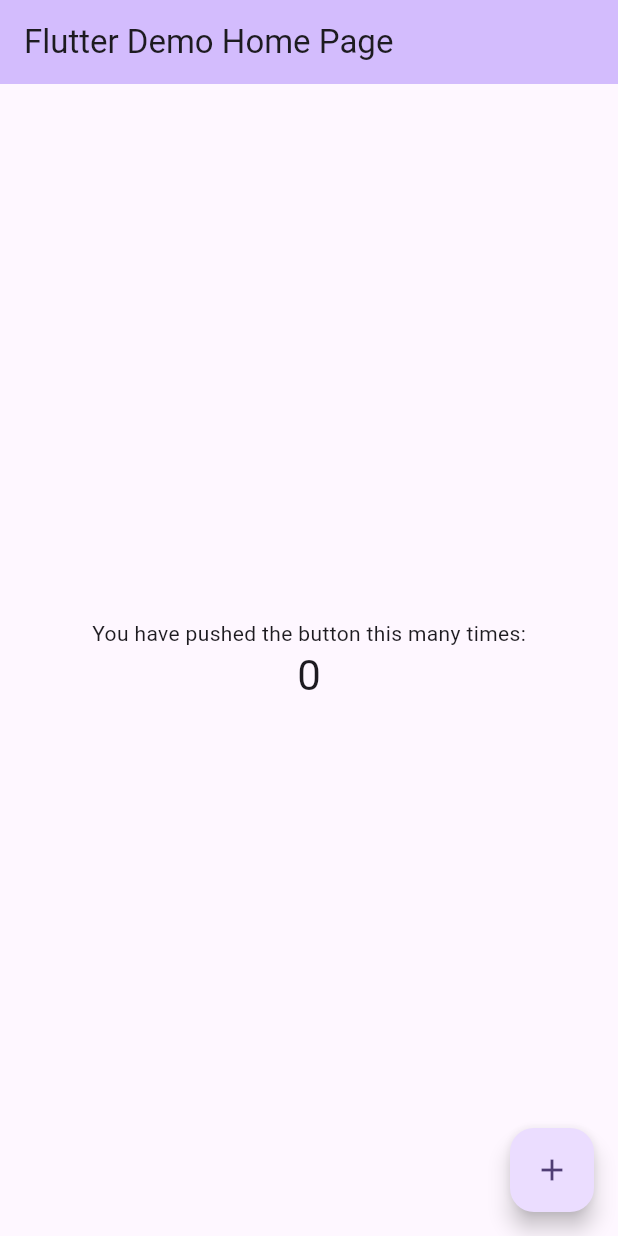
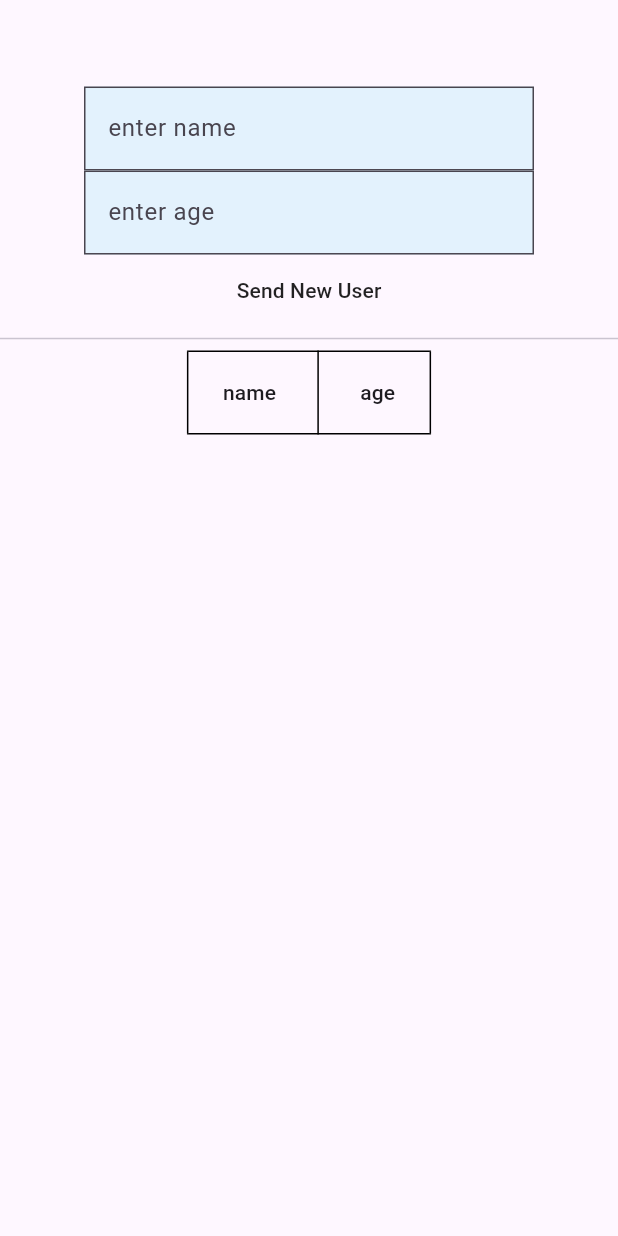
Before and after one commit to Abd-Ulrahman-nesreen/user_maneger, a Flutter app: the screen it shows after launch, on a phone screen of 412 x 824 dp. Run offline on Flutter 3.47's test engine with Material 3 defaults, Android fonts, the phone set to English and light mode, and no system bars; our stand-ins replace sign_in_button.

Commit message:
created the ui design

```diff
--- a/lib/main.dart
+++ b/lib/main.dart
@@ -1,125 +1,17 @@
 import 'package:flutter/material.dart';
+import 'package:user_maneger/screens/user_maneger.dart';
 
-void main() {
+void main (){
   runApp(const MyApp());
 }
 
 class MyApp extends StatelessWidget {
   const MyApp({super.key});
 
-  // This widget is the root of your application.
   @override
   Widget build(BuildContext context) {
-    return MaterialApp(
-      title: 'Flutter Demo',
-      theme: ThemeData(
-        // This is the theme of your application.
-        //
-        // TRY THIS: Try running your application with "flutter run". You'll see
-        // the application has a purple toolbar. Then, without quitting the app,
-        // try changing the seedColor in the colorScheme below to Colors.green
-        // and then invoke "hot reload" (save your changes or press the "hot
-        // reload" button in a Flutter-supported IDE, or press "r" if you used
-        // the command line to start the app).
-        //
-        // Notice that the counter didn't reset back to zero; the application
-        // state is not lost during the reload. To reset the state, use hot
-        // restart instead.
-        //
-        // This works for code too, not just values: Most code changes can be
-        // tested with just a hot reload.
-        colorScheme: ColorScheme.fromSeed(seedColor: Colors.deepPurple),
-        useMaterial3: true,
-      ),
-      home: const MyHomePage(title: 'Flutter Demo Home Page'),
+    return const MaterialApp(
+      home: UserManeger(),
     );
   }
 }
-
-class MyHomePage extends StatefulWidget {
-  const MyHomePage({super.key, required this.title});
-
-  // This widget is the home page of your application. It is stateful, meaning
-  // that it has a State object (defined below) that contains fields that affect
-  // how it looks.
-
-  // This class is the configuration for the state. It holds the values (in this
-  // case the title) provided by the parent (in this case the App widget) and
-  // used by the build method of the State. Fields in a Widget subclass are
-  // always marked "final".
-
-  final String title;
-
-  @override
-  State<MyHomePage> createState() => _MyHomePageState();
-}
-
-class _MyHomePageState extends State<MyHomePage> {
-  int _counter = 0;
-
-  void _incrementCounter() {
-    setState(() {
-      // This call to setState tells the Flutter framework that something has
-      // changed in this State, which causes it to rerun the build method below
-      // so that the display can reflect the updated values. If we changed
-      // _counter without calling setState(), then the build method would not be
-      // called again, and so nothing would appear to happen.
-      _counter++;
-    });
-  }
-
-  @override
-  Widget build(BuildContext context) {
-    // This method is rerun every time setState is called, for instance as done
-    // by the _incrementCounter method above.
-    //
-    // The Flutter framework has been optimized to make rerunning build methods
-    // fast, so that you can just rebuild anything that needs updating rather
-    // than having to individually change instances of widgets.
-    return Scaffold(
-      appBar: AppBar(
-        // TRY THIS: Try changing the color here to a specific color (to
-        // Colors.amber, perhaps?) and trigger a hot reload to see the AppBar
-        // change color while the other colors stay the same.
-        backgroundColor: Theme.of(context).colorScheme.inversePrimary,
-        // Here we take the value from the MyHomePage object that was created by
-        // the App.build method, and use it to set our appbar title.
-        title: Text(widget.title),
-      ),
-      body: Center(
-        // Center is a layout widget. It takes a single child and positions it
-        // in the middle of the parent.
-        child: Column(
-          // Column is also a layout widget. It takes a list of children and
-          // arranges them vertically. By default, it sizes itself to fit its
-          // children horizontally, and tries to be as tall as its parent.
-          //
-          // Column has various properties to control how it sizes itself and
-          // how it positions its children. Here we use mainAxisAlignment to
-          // center the children vertically; the main axis here is the vertical
-          // axis because Columns are vertical (the cross axis would be
-          // horizontal).
-          //
-          // TRY THIS: Invoke "debug painting" (choose the "Toggle Debug Paint"
-          // action in the IDE, or press "p" in the console), to see the
-          // wireframe for each widget.
-          mainAxisAlignment: MainAxisAlignment.center,
-          children: <Widget>[
-            const Text(
-              'You have pushed the button this many times:',
-            ),
-            Text(
-              '$_counter',
-              style: Theme.of(context).textTheme.headlineMedium,
-            ),
-          ],
-        ),
-      ),
-      floatingActionButton: FloatingActionButton(
-        onPressed: _incrementCounter,
-        tooltip: 'Increment',
-        child: const Icon(Icons.add),
-      ), // This trailing comma makes auto-formatting nicer for build methods.
-    );
-  }
-}
--- /dev/null
+++ b/lib/screens/user_maneger.dart
@@ -0,0 +1,38 @@
+import 'package:flutter/material.dart';
+import '../widgets/add_user_form.dart';
+
+class UserManeger extends StatelessWidget {
+  const UserManeger({super.key});
+
+  @override
+  Widget build(BuildContext context) {
+    return Scaffold(
+      body: SizedBox(
+        child: SingleChildScrollView(
+          child: Column(
+            children: [
+              SizedBox(
+                height: MediaQuery.sizeOf(context).height * 0.07,
+              ),
+              const AddUserForm(),
+              const Divider(),
+              DataTable(
+                  border: const TableBorder(
+                      bottom: BorderSide(),
+                      right: BorderSide(),
+                      left: BorderSide(),
+                      top: BorderSide(),
+                      horizontalInside: BorderSide(),
+                      verticalInside: BorderSide()
+                  ),
+                  columns: const [
+                    DataColumn(label: Text("name")),
+                    DataColumn(label: Text("age"))
+                  ], rows: const [])
+            ],
+          ),
+        ),
+      ),
+    );
+  }
+}
--- /dev/null
+++ b/lib/widgets/add_user_form.dart
@@ -0,0 +1,40 @@
+import 'package:flutter/material.dart';
+
+class AddUserForm extends StatelessWidget {
+  const AddUserForm({super.key});
+
+  @override
+  Widget build(BuildContext context) {
+    InputDecoration inputDecoration = InputDecoration(
+      border: const OutlineInputBorder(
+        borderRadius: BorderRadius.zero,
+      ),
+      filled: true,
+      fillColor: Theme.of(context).secondaryHeaderColor,
+    );
+    return Form(
+      child: Column(
+        children: [
+          SizedBox(
+            width: 300,
+            child: TextFormField(
+              decoration:
+              inputDecoration.copyWith(hintText: "enter name"),
+            ),
+          ),
+          SizedBox(
+            width: 300,
+            child: TextFormField(
+              decoration:
+              inputDecoration.copyWith(hintText: "enter age"),
+            ),
+          ),
+          MaterialButton(
+            onPressed: () {},
+            child: const Text("Send New User"),
+          )
+        ],
+      ),
+    );
+  }
+}
--- a/pubspec.yaml
+++ b/pubspec.yaml
@@ -35,6 +35,8 @@ dependencies:
   # The following adds the Cupertino Icons font to your application.
   # Use with the CupertinoIcons class for iOS style icons.
   cupertino_icons: ^1.0.8
+  sign_in_button: ^3.2.0
+  provider: ^6.1.2
 
 dev_dependencies:
   flutter_test:
```
Also changed, not shown: lib/logic/validators.dart (added, +13 -0 lines), lib/screens/sign_in_page.dart (added, +50 -0 lines), lib/screens/sign_up_page.dart (added, +46 -0 lines), lib/widgets/sign_in_widgets.dart (added, +64 -0 lines), lib/widgets/sign_up_widgets.dart (added, +75 -0 lines), lib/widgets/signing_button.dart (added, +29 -0 lines), pubspec.lock.
